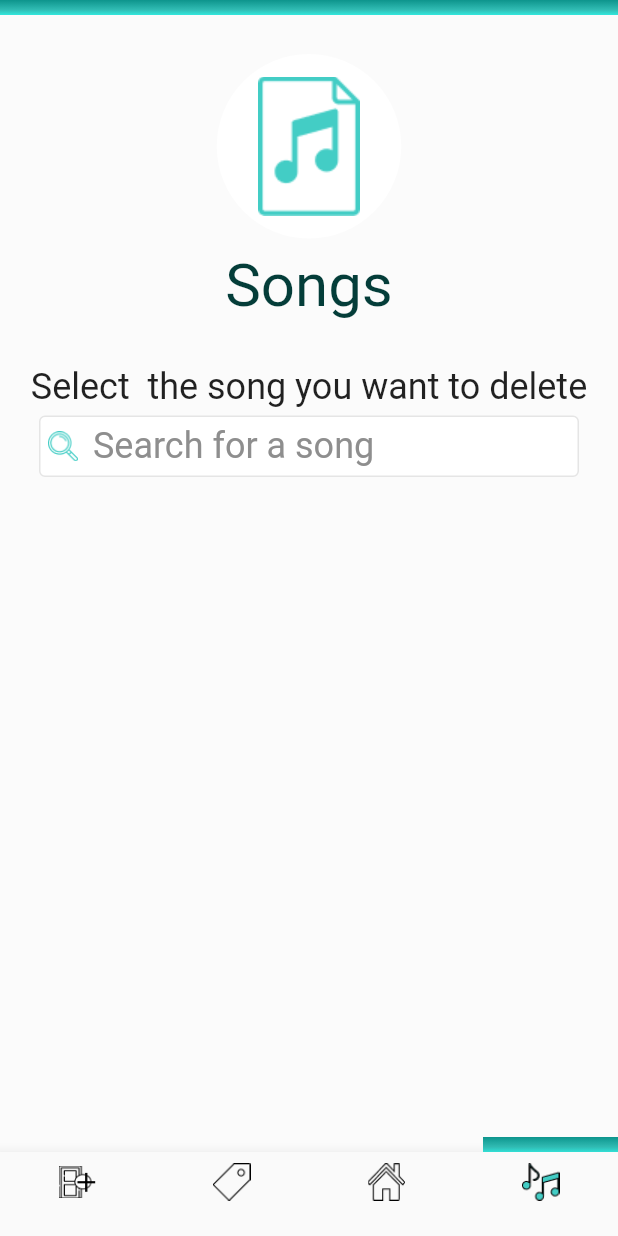
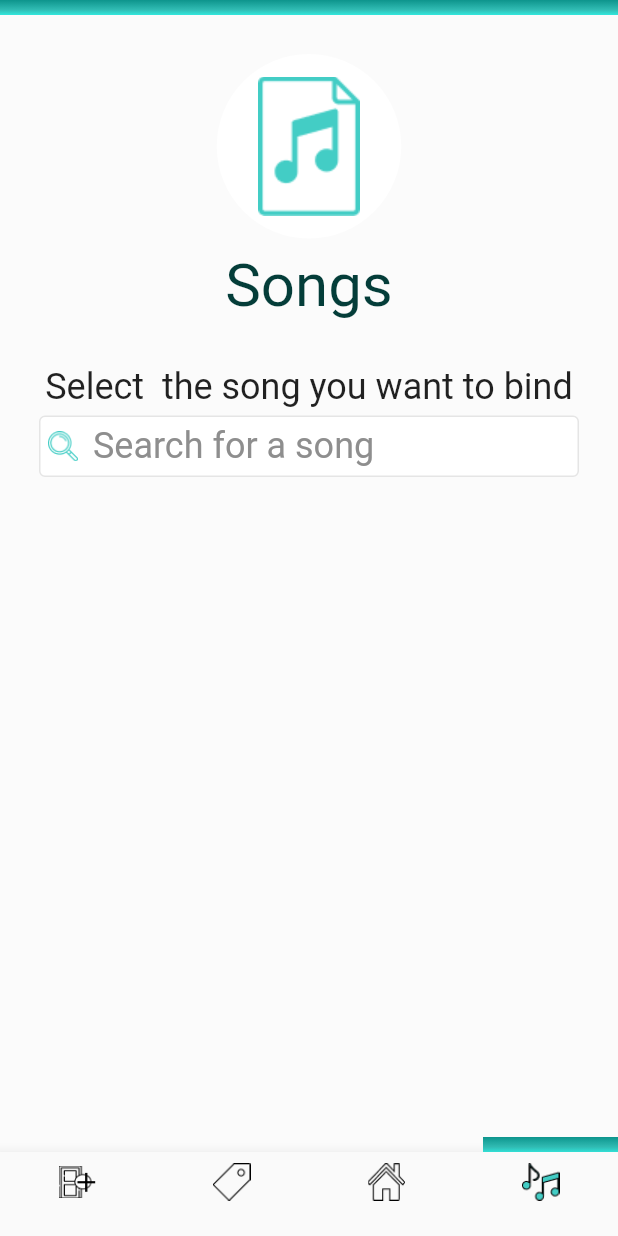
Before and after one commit to slipiduche/systemAPP, a Flutter app: the AddSongsPage screen opened by its route, on a phone screen of 412 x 824 dp. Run offline on Flutter 3.47's test engine with Material 2 defaults, Android fonts, the phone set to English and light mode, and no system bars; our stand-ins replace file_picker, shared_preferences; missing offline and left inert: id3, mime_type, shared_preferences_web; accounts and stored records are empty.

Commit message:
scrolview de add songs

```diff
--- a/lib/src/pages/addSongs_page.dart
+++ b/lib/src/pages/addSongs_page.dart
@@ -3,7 +3,6 @@ import 'package:systemAPP/constants.dart';
 import 'package:systemAPP/src/icons/icons.dart';
 import 'package:systemAPP/src/widgets/widgets.dart';
 import 'package:systemAPP/src/provider/file_provider.dart';
-
 
 class AddSongsPage extends StatefulWidget {
   AddSongsPage({Key key}) : super(key: key);
@@ -13,12 +12,11 @@ class AddSongsPage extends StatefulWidget {
 }
 
 class _AddSongsPageState extends State<AddSongsPage> {
-  FilePickerDemo filePicker= new FilePickerDemo();
+  FilePickerDemo filePicker = new FilePickerDemo();
   @override
   Widget build(BuildContext context) {
     return SafeArea(
       child: Scaffold(
-
         body: Container(
           color: colorBackGround,
           child: Column(
@@ -42,38 +40,26 @@ class _AddSongsPageState extends State<AddSongsPage> {
               Text(
                 'Songs',
                 style: TextStyle(
-                  color: colorVN,
-                  fontSize: 40.0,
-                  fontWeight: FontWeight.w400
-                ),
+                    color: colorVN,
+                    fontSize: 40.0,
+                    fontWeight: FontWeight.w400),
               ),
               SizedBox(height: 30.0),
+              Expanded(
+                child:Container(
+                        //height: 200.0,
+                        //width: double.infinity,
 
-              Expanded(
-                              child: Container(
-                  height: 400.0,
-                  width: double.infinity,
-
-                    child: Column(
-                      children: [
-                        FilePickerDemo(),
-
-                      ],
-                    ),
-
-                  ),
+                        child: FilePickerDemo(),
+                      ),
 
               ),
               gradientBar2(3),
             ],
-
           ),
         ),
         bottomNavigationBar: BottomBar(3),
       ),
     );
-
   }
-
-
 }
--- a/lib/src/provider/file_provider.dart
+++ b/lib/src/provider/file_provider.dart
@@ -81,7 +81,7 @@ class _FilePickerDemoState extends State<FilePickerDemo> {
           mainAxisAlignment: MainAxisAlignment.center,
           children: <Widget>[
             Text(
-              'Select  the song you want to delete',
+              'Select  the song you want to bind',
               style: TextStyle(fontSize: 24),
               overflow: TextOverflow.clip,
               textAlign: TextAlign.center,
@@ -143,9 +143,14 @@ class _FilePickerDemoState extends State<FilePickerDemo> {
             ),
             Builder(
               builder: (BuildContext context) => _loadingPath
-                  ? Padding(
+                  ? Column(
+                      children: [
+                        Padding(
                           padding: const EdgeInsets.only(bottom: 10.0),
                           child: const CircularProgressIndicator(),
+                        ),
+                        Expanded(child: Container()),
+                      ],
                     )
                   : _directoryPath != null
                       ? ListTile(
@@ -153,26 +158,76 @@ class _FilePickerDemoState extends State<FilePickerDemo> {
                           subtitle: Text(_directoryPath),
                         )
                       : _paths != null
-                          ? Container(
-                              width: MediaQuery.of(context).size.width,
-                              height: MediaQuery.of(context).size.height * 0.36,
-                              child: ListView.separated(
-                                itemCount: _paths != null && _paths.isNotEmpty
+                          ? Expanded(
+                              //   width: MediaQuery.of(context).size.width,
+                              // height: MediaQuery.of(context).size.height,
+
+                              child: SingleChildScrollView(
+                                child: Builder(
+                                  // itemCount: _paths != null && _paths.isNotEmpty
+                                  //     ? _paths.length
+                                  //     : 1,
+                                  builder: (BuildContext context) {
+                                    final itemCount =
+                                        _paths != null && _paths.isNotEmpty
                                             ? _paths.length
-                                    : 1,
-                                itemBuilder: (BuildContext context, int index) {
+                                            : 1;
                                     final bool isMultiPath =
                                         _paths != null && _paths.isNotEmpty;
+                                    List<Widget> column = [Container()];
+
+                                    for (var i = 0; i < itemCount; i++) {
+                                      final path = _paths
+                                          .map((e) => e.path)
+                                          .toList()[i]
+                                          .toString();
+                                      final _selected = i;
+                                      //MP3Instance id3=MP3Instance(_paths[index].path);
+                                      String
+                                          author; //=id3.getMetaTags()['Artist'];
+                                      //print(id3.getMetaTags());
+                                      if (author == null) {
+                                        author = "Unknown";
+                                      }
+                                      print(author);
+                                      column.add(twoIconCard(
+                                          _paths[i].name,
+                                          author,
+                                          songIcon(30.0, colorMedico),
+                                          addIcon(30.0, colorMedico),
+                                          path,
+                                          context));
+                                    }
+
+                                    return Column(
+                                      children: column,
+                                    );
+                                  },
+                                ),
+                              ),
+                            )
+                          : Expanded(child: const SizedBox()),
+            ),
+          ],
+        ),
+      ),
+    );
+  }
+
+  Widget otro() {
+    return Container(
+      //   width: MediaQuery.of(context).size.width,
+      // height: MediaQuery.of(context).size.height,
+      child: ListView.separated(
+        shrinkWrap: true,
+        itemCount: _paths != null && _paths.isNotEmpty ? _paths.length : 1,
+        itemBuilder: (BuildContext context, int index) {
+          final bool isMultiPath = _paths != null && _paths.isNotEmpty;
           final String name = 'File $index: ' +
               (isMultiPath
-                                          ? _paths
-                                              .map((e) => e.name)
-                                              .toList()[index]
+                  ? _paths.map((e) => e.name).toList()[index]
                   : _fileName ?? '...');
-                                  final path = _paths
-                                      .map((e) => e.path)
-                                      .toList()[index]
-                                      .toString();
+          final path = _paths.map((e) => e.path).toList()[index].toString();
           final _selected = index;
           //MP3Instance id3=MP3Instance(_paths[index].path);
           String author; //=id3.getMetaTags()['Artist'];
@@ -190,15 +245,7 @@ class _FilePickerDemoState extends State<FilePickerDemo> {
               path,
               context);
         },
-                                separatorBuilder:
-                                    (BuildContext context, int index) =>
-                                        const Divider(),
-                              ),
-                            )
-                          : const SizedBox(),
-            ),
-          ],
-        ),
+        separatorBuilder: (BuildContext context, int index) => const Divider(),
       ),
     );
   }
```
Also changed, not shown: 1 other file. Lines whose indentation alone changed are shown as unchanged.
